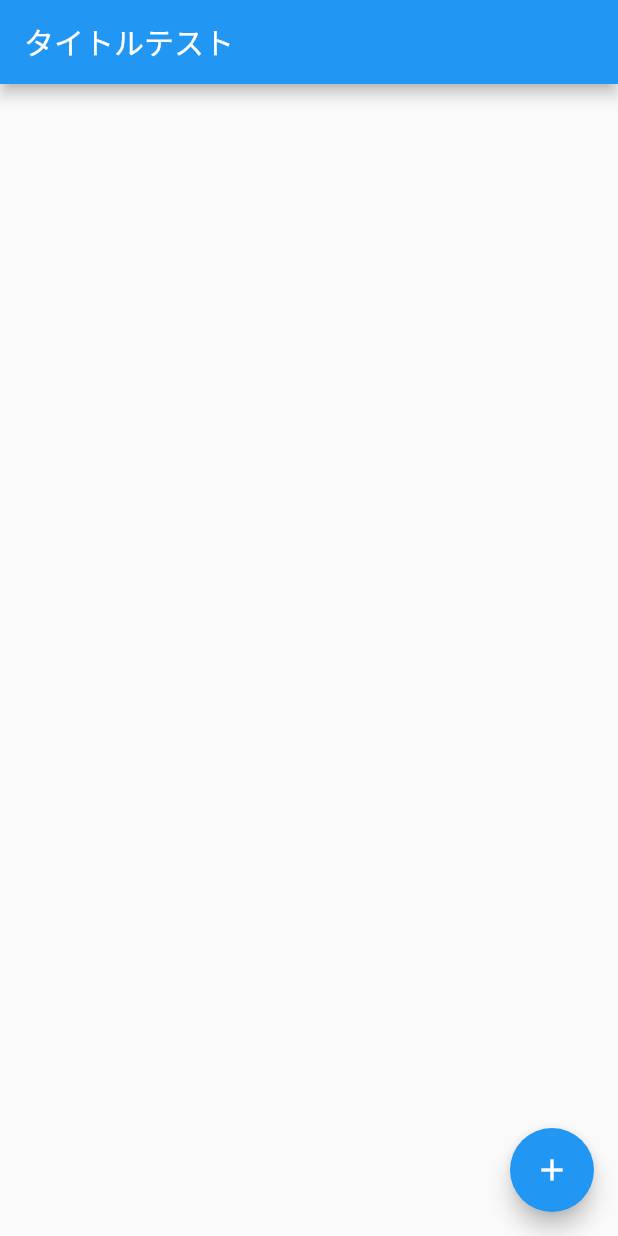
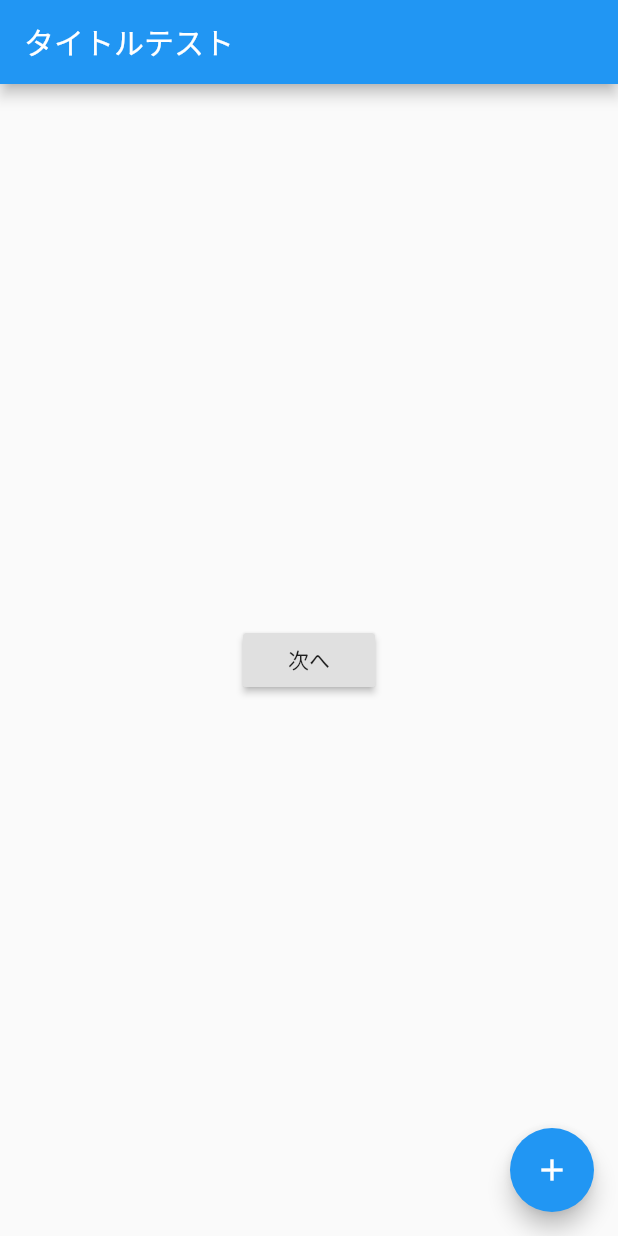
Before and after one commit to knts0/flutter_app, a Flutter app: the screen it shows after launch, on a phone screen of 412 x 824 dp. Run offline on Flutter 3.47's test engine with Material 2 defaults, Android fonts, the phone set to English and light mode, and no system bars.

Commit message:
add button

```diff
--- a/lib/main.dart
+++ b/lib/main.dart
@@ -75,7 +75,10 @@ class _MyHomePageState extends State<MyHomePage> {
         title: Text('タイトルテスト'),
       ),
       body: Center(
-        child: Container()
+        child: RaisedButton(
+          child: Text('次へ'),
+          onPressed: () {},
+        ),
       ),
       floatingActionButton: FloatingActionButton(
         onPressed: _incrementCounter,
```
